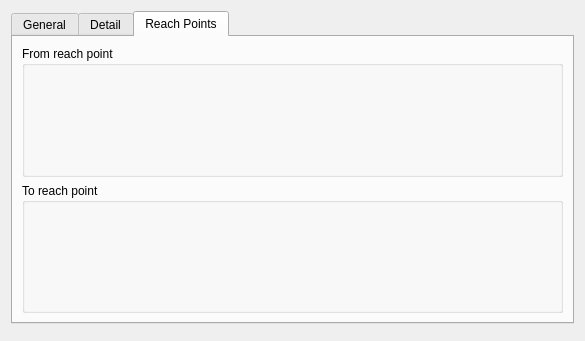
Above: project/forms/reach.ui from QGEP/QGEP before the change. Below: the same form after it.
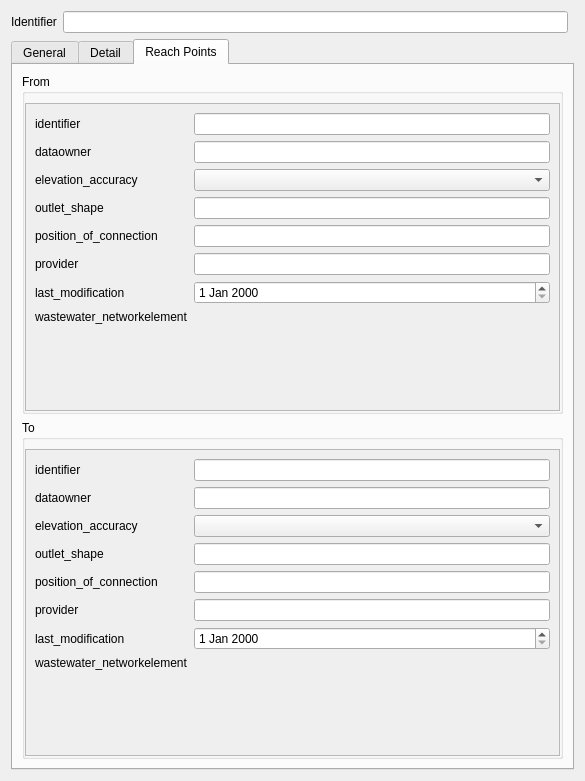
That is the form after the change. The open tabs and pages were chosen to show the change. Custom widgets are drawn as their Qt base class.

Diff of the .ui file:
```diff
--- a/project/forms/reach.ui
+++ b/project/forms/reach.ui
@@ -7,14 +7,17 @@
     <x>0</x>
     <y>0</y>
     <width>585</width>
-    <height>341</height>
+    <height>781</height>
    </rect>
   </property>
   <property name="windowTitle">
    <string>Form</string>
   </property>
   <layout class="QGridLayout" name="gridLayout">
-   <item row="0" column="0" colspan="2">
+   <item row="0" column="1">
+    <widget class="QLineEdit" name="identifier"/>
+   </item>
+   <item row="3" column="0" colspan="3">
     <widget class="QTabWidget" name="tabWidget">
      <property name="currentIndex">
       <number>0</number>
@@ -236,45 +239,134 @@
       </attribute>
       <layout class="QGridLayout" name="gridLayout_5">
        <item row="0" column="0">
-        <widget class="QGroupBox" name="groupBox_2">
+        <widget class="QgsCollapsibleGroupBox" name="mGroupBox">
          <property name="title">
-          <string>From reach point</string>
-         </property>
-         <layout class="QGridLayout" name="gridLayout_7">
-          <property name="leftMargin">
-           <number>0</number>
-          </property>
-          <property name="topMargin">
-           <number>9</number>
-          </property>
-          <property name="rightMargin">
-           <number>0</number>
-          </property>
-          <property name="bottomMargin">
-           <number>0</number>
-          </property>
-          <item row="0" column="0">
-           <widget class="QgsRelationReferenceWidget" name="fk_reach_point_from">
-            <property name="embedForm" stdset="0">
-             <bool>true</bool>
-            </property>
-           </widget>
-          </item>
-         </layout>
-        </widget>
-       </item>
-       <item row="1" column="0">
-        <widget class="QGroupBox" name="groupBox_3">
-         <property name="title">
-          <string>To reach point</string>
+          <string>From</string>
          </property>
          <layout class="QGridLayout" name="gridLayout_6">
           <property name="leftMargin">
            <number>0</number>
           </property>
-          <property name="topMargin">
-           <number>9</number>
+          <property name="rightMargin">
+           <number>0</number>
           </property>
+          <property name="bottomMargin">
+           <number>0</number>
+          </property>
+          <item row="0" column="0">
+           <widget class="QScrollArea" name="scrollArea_2">
+            <property name="widgetResizable">
+             <bool>true</bool>
+            </property>
+            <widget class="QWidget" name="scrollAreaWidgetContents_2">
+             <property name="geometry">
+              <rect>
+               <x>0</x>
+               <y>0</y>
+               <width>522</width>
+               <height>349</height>
+              </rect>
+             </property>
+             <layout class="QFormLayout" name="formLayout_3">
+              <property name="fieldGrowthPolicy">
+               <enum>QFormLayout::AllNonFixedFieldsGrow</enum>
+              </property>
+              <item row="1" column="0">
+               <widget class="QLabel" name="label_21">
+                <property name="text">
+                 <string>identifier</string>
+                </property>
+               </widget>
+              </item>
+              <item row="1" column="1">
+               <widget class="QLineEdit" name="rp_from_identifier"/>
+              </item>
+              <item row="2" column="0">
+               <widget class="QLabel" name="label_25">
+                <property name="text">
+                 <string>dataowner</string>
+                </property>
+               </widget>
+              </item>
+              <item row="2" column="1">
+               <widget class="QLineEdit" name="rp_from_dataowner"/>
+              </item>
+              <item row="3" column="0">
+               <widget class="QLabel" name="label_24">
+                <property name="text">
+                 <string>elevation_accuracy</string>
+                </property>
+               </widget>
+              </item>
+              <item row="5" column="0">
+               <widget class="QLabel" name="label_23">
+                <property name="text">
+                 <string>outlet_shape</string>
+                </property>
+               </widget>
+              </item>
+              <item row="5" column="1">
+               <widget class="QLineEdit" name="rp_from_outlet_shape"/>
+              </item>
+              <item row="6" column="0">
+               <widget class="QLabel" name="label_22">
+                <property name="text">
+                 <string>position_of_connection</string>
+                </property>
+               </widget>
+              </item>
+              <item row="6" column="1">
+               <widget class="QLineEdit" name="rp_from_position_of_connection"/>
+              </item>
+              <item row="7" column="0">
+               <widget class="QLabel" name="label_27">
+                <property name="text">
+                 <string>provider</string>
+                </property>
+               </widget>
+              </item>
+              <item row="7" column="1">
+               <widget class="QLineEdit" name="rp_from_provider"/>
+              </item>
+              <item row="8" column="0">
+               <widget class="QLabel" name="label_26">
+                <property name="text">
+                 <string>last_modification</string>
+                </property>
+               </widget>
+              </item>
+              <item row="8" column="1">
+               <widget class="QDateEdit" name="rp_from_last_modification"/>
+              </item>
+              <item row="9" column="0">
+               <widget class="QLabel" name="label_28">
+                <property name="text">
+                 <string>wastewater_networkelement</string>
+                </property>
+               </widget>
+              </item>
+              <item row="9" column="1">
+               <widget class="QgsRelationReferenceWidget" name="rp_from_wastewater_networkelement"/>
+              </item>
+              <item row="3" column="1">
+               <widget class="QComboBox" name="rp_from_elevation_accuracy"/>
+              </item>
+             </layout>
+            </widget>
+           </widget>
+          </item>
+         </layout>
+        </widget>
+       </item>
+       <item row="1" column="0">
+        <widget class="QgsCollapsibleGroupBox" name="mGroupBox_2">
+         <property name="title">
+          <string>To</string>
+         </property>
+         <layout class="QGridLayout" name="gridLayout_7">
+          <property name="leftMargin">
+           <number>0</number>
+          </property>
           <property name="rightMargin">
            <number>0</number>
           </property>
@@ -282,10 +374,105 @@
            <number>0</number>
           </property>
           <item row="0" column="0">
-           <widget class="QgsRelationReferenceWidget" name="fk_reach_point_to">
-            <property name="embedForm" stdset="0">
+           <widget class="QScrollArea" name="scrollArea_3">
+            <property name="widgetResizable">
              <bool>true</bool>
             </property>
+            <widget class="QWidget" name="scrollAreaWidgetContents_3">
+             <property name="geometry">
+              <rect>
+               <x>0</x>
+               <y>0</y>
+               <width>535</width>
+               <height>331</height>
+              </rect>
+             </property>
+             <layout class="QFormLayout" name="formLayout_4">
+              <property name="fieldGrowthPolicy">
+               <enum>QFormLayout::AllNonFixedFieldsGrow</enum>
+              </property>
+              <item row="1" column="0">
+               <widget class="QLabel" name="label_29">
+                <property name="text">
+                 <string>identifier</string>
+                </property>
+               </widget>
+              </item>
+              <item row="1" column="1">
+               <widget class="QLineEdit" name="rp_to_identifier"/>
+              </item>
+              <item row="2" column="0">
+               <widget class="QLabel" name="label_30">
+                <property name="text">
+                 <string>dataowner</string>
+                </property>
+               </widget>
+              </item>
+              <item row="2" column="1">
+               <widget class="QLineEdit" name="rp_to_dataowner"/>
+              </item>
+              <item row="3" column="0">
+               <widget class="QLabel" name="label_31">
+                <property name="text">
+                 <string>elevation_accuracy</string>
+                </property>
+               </widget>
+              </item>
+              <item row="5" column="0">
+               <widget class="QLabel" name="label_32">
+                <property name="text">
+                 <string>outlet_shape</string>
+                </property>
+               </widget>
+              </item>
+              <item row="5" column="1">
+               <widget class="QLineEdit" name="rp_to_outlet_shape"/>
+              </item>
+              <item row="6" column="0">
+               <widget class="QLabel" name="label_33">
+                <property name="text">
+                 <string>position_of_connection</string>
+                </property>
+               </widget>
+              </item>
+              <item row="6" column="1">
+               <widget class="QLineEdit" name="rp_to_position_of_connection"/>
+              </item>
+              <item row="7" column="0">
+               <widget class="QLabel" name="label_34">
+                <property name="text">
+                 <string>provider</string>
+                </property>
+               </widget>
+              </item>
+              <item row="7" column="1">
+               <widget class="QLineEdit" name="rp_to_provider"/>
+              </item>
+              <item row="8" column="0">
+               <widget class="QLabel" name="label_35">
+                <property name="text">
+                 <string>last_modification</string>
+                </property>
+               </widget>
+              </item>
+              <item row="8" column="1">
+               <widget class="QDateEdit" name="rp_to_last_modification"/>
+              </item>
+              <item row="9" column="0">
+               <widget class="QLabel" name="label_36">
+                <property name="text">
+                 <string>wastewater_networkelement</string>
+                </property>
+               </widget>
+              </item>
+              <item row="9" column="1">
+               <widget class="QgsRelationReferenceWidget" name="rp_to_wastewater_networkelement"/>
+              </item>
+              <item row="3" column="1">
+               <widget class="QComboBox" name="rp_to_elevation_accuracy"/>
+              </item>
+             </layout>
+            </widget>
            </widget>
           </item>
          </layout>
@@ -295,17 +482,32 @@
      </widget>
     </widget>
    </item>
-   <item row="9" column="0">
-    <widget class="QgsRelationReferenceWidget" name="obj_id"/>
+   <item row="0" column="0">
+    <widget class="QLabel" name="label_17">
+     <property name="text">
+      <string>Identifier</string>
+     </property>
+    </widget>
    </item>
   </layout>
  </widget>
  <customwidgets>
+  <customwidget>
+   <class>QgsCollapsibleGroupBox</class>
+   <extends>QGroupBox</extends>
+   <header>qgscollapsiblegroupbox.h</header>
+   <container>1</container>
+  </customwidget>
   <customwidget>
    <class>QgsRelationReferenceWidget</class>
    <extends>QWidget</extends>
    <header>qgsrelationreferencewidget.h</header>
   </customwidget>
+  <customwidget>
+   <class>QgsFilterLineEdit</class>
+   <extends>QLineEdit</extends>
+   <header>qgsfilterlineedit.h</header>
+  </customwidget>
  </customwidgets>
  <resources/>
  <connections/>
```
Left out of the diff: 193 changed lines with no effect on the pictures.
